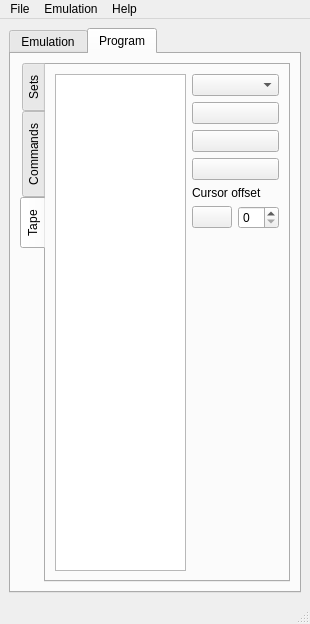
This is Teumaq/centralwindow.ui in lotus0xff/TuME as Qt 5 draws it before an edit. The edited form follows.
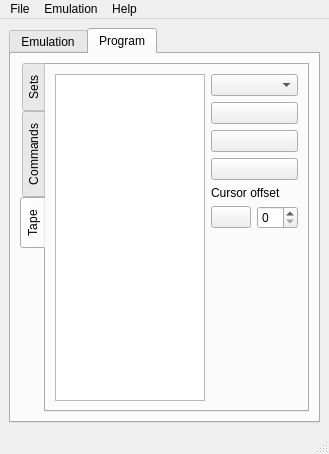
This is the edited form. The open tabs and pages were chosen to show the change. Icons and pictures are not drawn. Custom widgets are drawn as their Qt base class.

Commit message: Size is set properly, menubar always displayed

Patch:
```diff
--- a/Teumaq/centralwindow.ui
+++ b/Teumaq/centralwindow.ui
@@ -6,8 +6,8 @@
    <rect>
     <x>0</x>
     <y>0</y>
-    <width>310</width>
-    <height>384</height>
+    <width>329</width>
+    <height>454</height>
    </rect>
   </property>
   <property name="sizePolicy">
@@ -30,7 +30,7 @@
     <item>
      <widget class="QTabWidget" name="_uiSections">
       <property name="sizePolicy">
-       <sizepolicy hsizetype="Expanding" vsizetype="Expanding">
+       <sizepolicy hsizetype="Ignored" vsizetype="Ignored">
         <horstretch>0</horstretch>
         <verstretch>0</verstretch>
        </sizepolicy>
@@ -491,7 +491,7 @@
         <item>
          <widget class="QTabWidget" name="_uiPrgSections">
           <property name="sizePolicy">
-           <sizepolicy hsizetype="Ignored" vsizetype="Expanding">
+           <sizepolicy hsizetype="Ignored" vsizetype="Ignored">
             <horstretch>0</horstretch>
             <verstretch>0</verstretch>
            </sizepolicy>
@@ -893,7 +893,7 @@
             <item>
              <layout class="QVBoxLayout" name="verticalLayout_9">
               <property name="sizeConstraint">
-               <enum>QLayout::SetNoConstraint</enum>
+               <enum>QLayout::SetDefaultConstraint</enum>
               </property>
               <item>
                <widget class="QComboBox" name="_uiTSymSel">
@@ -1048,22 +1048,16 @@
     <rect>
      <x>0</x>
      <y>0</y>
-     <width>310</width>
+     <width>329</width>
      <height>23</height>
     </rect>
    </property>
-   <widget class="QMenu" name="menuFile">
-    <property name="title">
-     <string>File</string>
-    </property>
-    <addaction name="_actNew"/>
-    <addaction name="separator"/>
-    <addaction name="_actOpen"/>
-    <addaction name="_actSave"/>
-    <addaction name="_actSave_as"/>
-    <addaction name="separator"/>
-    <addaction name="_actExit"/>
-   </widget>
+   <property name="defaultUp">
+    <bool>false</bool>
+   </property>
+   <property name="nativeMenuBar">
+    <bool>false</bool>
+   </property>
    <widget class="QMenu" name="menuHelp">
     <property name="title">
      <string>Help</string>
@@ -1083,6 +1077,18 @@
     <addaction name="separator"/>
     <addaction name="_actDisLog"/>
    </widget>
+   <widget class="QMenu" name="menuFile">
+    <property name="title">
+     <string>File</string>
+    </property>
+    <addaction name="_actNew"/>
+    <addaction name="separator"/>
+    <addaction name="_actOpen"/>
+    <addaction name="_actSave"/>
+    <addaction name="_actSave_as"/>
+    <addaction name="separator"/>
+    <addaction name="_actExit"/>
+   </widget>
    <addaction name="menuFile"/>
    <addaction name="menuEmulation"/>
    <addaction name="menuHelp"/>
```
Left out of the diff: 59 changed lines with no effect on the pictures. The commit also changes 2 other files.
